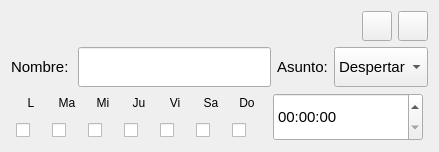
This is GUI/CUERPO/DISENO/itemAlarmaVista_dise.ui in ronihdzz/IoT_domotica as Qt 5 draws it before an edit. The edited form follows.
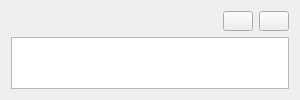
This is the edited form. Icons and pictures are not drawn.

Commit message: Una vez lograda una mejor organizacion de la comunicacion entre la 'rasberry' el 'esp-32' y el 'arduino nano', prosegui a organizar de mejor manera la inerfaz grafica para ir agregando la seccion de alarmas, por ultimo prosegui agregar una seccion mas en la GUI, la cual permite al usaruio tener control absoluto del 'foco' y el 'ventilaor' ignorando la automatizacion, es decir agrege una seccion a mi GUI que permite elegir al usuario como quiere que se comporte la aplicacion, si de forma manual o automatica.

Diff of the .ui file:
```diff
--- a/GUI/CUERPO/DISENO/itemAlarmaVista_dise.ui
+++ b/GUI/CUERPO/DISENO/itemAlarmaVista_dise.ui
@@ -6,14 +6,14 @@
    <rect>
     <x>0</x>
     <y>0</y>
-    <width>439</width>
-    <height>152</height>
+    <width>300</width>
+    <height>100</height>
    </rect>
   </property>
   <property name="minimumSize">
    <size>
-    <width>336</width>
-    <height>141</height>
+    <width>300</width>
+    <height>100</height>
    </size>
   </property>
   <property name="maximumSize">
@@ -25,7 +25,7 @@
   <property name="windowTitle">
    <string>Form</string>
   </property>
-  <layout class="QVBoxLayout" name="verticalLayout_8">
+  <layout class="QVBoxLayout" name="verticalLayout">
    <item>
     <layout class="QHBoxLayout" name="horizontalLayout_2">
      <item>
@@ -100,575 +100,7 @@
     </layout>
    </item>
    <item>
-    <layout class="QHBoxLayout" name="layoutHor_2">
-     <item>
-      <widget class="QLabel" name="bel_secNombre">
-       <property name="minimumSize">
-        <size>
-         <width>61</width>
-         <height>31</height>
-        </size>
-       </property>
-       <property name="maximumSize">
-        <size>
-         <width>65</width>
-         <height>35</height>
-        </size>
-       </property>
-       <property name="font">
-        <font>
-         <pointsize>11</pointsize>
-        </font>
-       </property>
-       <property name="text">
-        <string>Nombre:</string>
-       </property>
-      </widget>
-     </item>
-     <item>
-      <widget class="QLineEdit" name="lineEdit_nombre">
-       <property name="minimumSize">
-        <size>
-         <width>70</width>
-         <height>40</height>
-        </size>
-       </property>
-       <property name="font">
-        <font>
-         <pointsize>12</pointsize>
-        </font>
-       </property>
-      </widget>
-     </item>
-     <item>
-      <widget class="QLabel" name="bel_secAsunto">
-       <property name="minimumSize">
-        <size>
-         <width>51</width>
-         <height>31</height>
-        </size>
-       </property>
-       <property name="maximumSize">
-        <size>
-         <width>55</width>
-         <height>35</height>
-        </size>
-       </property>
-       <property name="font">
-        <font>
-         <pointsize>11</pointsize>
-        </font>
-       </property>
-       <property name="text">
-        <string>Asunto:</string>
-       </property>
-      </widget>
-     </item>
-     <item>
-      <widget class="QComboBox" name="comBox_asunto">
-       <property name="minimumSize">
-        <size>
-         <width>91</width>
-         <height>31</height>
-        </size>
-       </property>
-       <property name="maximumSize">
-        <size>
-         <width>100</width>
-         <height>40</height>
-        </size>
-       </property>
-       <property name="font">
-        <font>
-         <pointsize>11</pointsize>
-        </font>
-       </property>
-       <item>
-        <property name="text">
-         <string>Despertar</string>
-        </property>
-       </item>
-       <item>
-        <property name="text">
-         <string>Dormir</string>
-        </property>
-       </item>
-       <item>
-        <property name="text">
-         <string>Deberes</string>
-        </property>
-       </item>
-       <item>
-        <property name="text">
-         <string>Otro</string>
-        </property>
-       </item>
-      </widget>
-     </item>
-    </layout>
-   </item>
-   <item>
-    <layout class="QHBoxLayout" name="layoutHor_3">
-     <item>
-      <layout class="QHBoxLayout" name="horizontalLayout">
-       <item>
-        <layout class="QVBoxLayout" name="verticalLayout">
-         <item>
-          <widget class="QLabel" name="bel_1">
-           <property name="minimumSize">
-            <size>
-             <width>25</width>
-             <height>15</height>
-            </size>
-           </property>
-           <property name="maximumSize">
-            <size>
-             <width>30</width>
-             <height>20</height>
-            </size>
-           </property>
-           <property name="font">
-            <font>
-             <pointsize>9</pointsize>
-            </font>
-           </property>
-           <property name="text">
-            <string>L</string>
-           </property>
-           <property name="alignment">
-            <set>Qt::AlignCenter</set>
-           </property>
-          </widget>
-         </item>
-         <item>
-          <widget class="QCheckBox" name="cB_1">
-           <property name="minimumSize">
-            <size>
-             <width>20</width>
-             <height>20</height>
-            </size>
-           </property>
-           <property name="maximumSize">
-            <size>
-             <width>30</width>
-             <height>30</height>
-            </size>
-           </property>
-           <property name="text">
-            <string/>
-           </property>
-           <property name="shortcut">
-            <string>Backspace, Backspace</string>
-           </property>
-           <property name="checked">
-            <bool>false</bool>
-           </property>
-           <property name="autoRepeat">
-            <bool>false</bool>
-           </property>
-           <property name="tristate">
-            <bool>false</bool>
-           </property>
-          </widget>
-         </item>
-        </layout>
-       </item>
-       <item>
-        <layout class="QVBoxLayout" name="verticalLayout_3">
-         <item>
-          <widget class="QLabel" name="bel_2">
-           <property name="minimumSize">
-            <size>
-             <width>25</width>
-             <height>15</height>
-            </size>
-           </property>
-           <property name="maximumSize">
-            <size>
-             <width>30</width>
-             <height>20</height>
-            </size>
-           </property>
-           <property name="font">
-            <font>
-             <pointsize>9</pointsize>
-            </font>
-           </property>
-           <property name="text">
-            <string>Ma</string>
-           </property>
-           <property name="alignment">
-            <set>Qt::AlignCenter</set>
-           </property>
-          </widget>
-         </item>
-         <item>
-          <widget class="QCheckBox" name="cB_2">
-           <property name="minimumSize">
-            <size>
-             <width>20</width>
-             <height>20</height>
-            </size>
-           </property>
-           <property name="maximumSize">
-            <size>
-             <width>30</width>
-             <height>30</height>
-            </size>
-           </property>
-           <property name="text">
-            <string/>
-           </property>
-           <property name="shortcut">
-            <string>Backspace, Backspace</string>
-           </property>
-           <property name="checked">
-            <bool>false</bool>
-           </property>
-           <property name="autoRepeat">
-            <bool>false</bool>
-           </property>
-           <property name="tristate">
-            <bool>false</bool>
-           </property>
-          </widget>
-         </item>
-        </layout>
-       </item>
-       <item>
-        <layout class="QVBoxLayout" name="verticalLayout_4">
-         <item>
-          <widget class="QLabel" name="bel_3">
-           <property name="minimumSize">
-            <size>
-             <width>25</width>
-             <height>15</height>
-            </size>
-           </property>
-           <property name="maximumSize">
-            <size>
-             <width>30</width>
-             <height>20</height>
-            </size>
-           </property>
-           <property name="font">
-            <font>
-             <pointsize>9</pointsize>
-            </font>
-           </property>
-           <property name="text">
-            <string>Mi</string>
-           </property>
-           <property name="alignment">
-            <set>Qt::AlignCenter</set>
-           </property>
-          </widget>
-         </item>
-         <item>
-          <widget class="QCheckBox" name="cB_3">
-           <property name="minimumSize">
-            <size>
-             <width>20</width>
-             <height>20</height>
-            </size>
-           </property>
-           <property name="maximumSize">
-            <size>
-             <width>30</width>
-             <height>30</height>
-            </size>
-           </property>
-           <property name="text">
-            <string/>
-           </property>
-           <property name="shortcut">
-            <string>Backspace, Backspace</string>
-           </property>
-           <property name="checked">
-            <bool>false</bool>
-           </property>
-           <property name="autoRepeat">
-            <bool>false</bool>
-           </property>
-           <property name="tristate">
-            <bool>false</bool>
-           </property>
-          </widget>
-         </item>
-        </layout>
-       </item>
-       <item>
-        <layout class="QVBoxLayout" name="verticalLayout_6">
-         <item>
-          <widget class="QLabel" name="bel_4">
-           <property name="minimumSize">
-            <size>
-             <width>25</width>
-             <height>15</height>
-            </size>
-           </property>
-           <property name="maximumSize">
-            <size>
-             <width>30</width>
-             <height>20</height>
-            </size>
-           </property>
-           <property name="font">
-            <font>
-             <pointsize>9</pointsize>
-            </font>
-           </property>
-           <property name="text">
-            <string>Ju</string>
-           </property>
-           <property name="alignment">
-            <set>Qt::AlignCenter</set>
-           </property>
-          </widget>
-         </item>
-         <item>
-          <widget class="QCheckBox" name="cB_4">
-           <property name="minimumSize">
-            <size>
-             <width>20</width>
-             <height>20</height>
-            </size>
-           </property>
-           <property name="maximumSize">
-            <size>
-             <width>30</width>
-             <height>30</height>
-            </size>
-           </property>
-           <property name="text">
-            <string/>
-           </property>
-           <property name="shortcut">
-            <string>Backspace, Backspace</string>
-           </property>
-           <property name="checked">
-            <bool>false</bool>
-           </property>
-           <property name="autoRepeat">
-            <bool>false</bool>
-           </property>
-           <property name="tristate">
-            <bool>false</bool>
-           </property>
-          </widget>
-         </item>
-        </layout>
-       </item>
-       <item>
-        <layout class="QVBoxLayout" name="verticalLayout_5">
-         <item>
-          <widget class="QLabel" name="bel_5">
-           <property name="minimumSize">
-            <size>
-             <width>25</width>
-             <height>15</height>
-            </size>
-           </property>
-           <property name="maximumSize">
-            <size>
-             <width>30</width>
-             <height>20</height>
-            </size>
-           </property>
-           <property name="font">
-            <font>
-             <pointsize>9</pointsize>
-            </font>
-           </property>
-           <property name="text">
-            <string>Vi</string>
-           </property>
-           <property name="alignment">
-            <set>Qt::AlignCenter</set>
-           </property>
-          </widget>
-         </item>
-         <item>
-          <widget class="QCheckBox" name="cB_5">
-           <property name="minimumSize">
-            <size>
-             <width>20</width>
-             <height>20</height>
-            </size>
-           </property>
-           <property name="maximumSize">
-            <size>
-             <width>30</width>
-             <height>30</height>
-            </size>
-           </property>
-           <property name="text">
-            <string/>
-           </property>
-           <property name="shortcut">
-            <string>Backspace, Backspace</string>
-           </property>
-           <property name="checked">
-            <bool>false</bool>
-           </property>
-           <property name="autoRepeat">
-            <bool>false</bool>
-           </property>
-           <property name="tristate">
-            <bool>false</bool>
-           </property>
-          </widget>
-         </item>
-        </layout>
-       </item>
-       <item>
-        <layout class="QVBoxLayout" name="verticalLayout_7">
-         <item>
-          <widget class="QLabel" name="bel_6">
-           <property name="minimumSize">
-            <size>
-             <width>25</width>
-             <height>15</height>
-            </size>
-           </property>
-           <property name="maximumSize">
-            <size>
-             <width>30</width>
-             <height>20</height>
-            </size>
-           </property>
-           <property name="font">
-            <font>
-             <pointsize>9</pointsize>
-            </font>
-           </property>
-           <property name="text">
-            <string>Sa</string>
-           </property>
-           <property name="alignment">
-            <set>Qt::AlignCenter</set>
-           </property>
-          </widget>
-         </item>
-         <item>
-          <widget class="QCheckBox" name="cB_6">
-           <property name="minimumSize">
-            <size>
-             <width>20</width>
-             <height>20</height>
-            </size>
-           </property>
-           <property name="maximumSize">
-            <size>
-             <width>30</width>
-             <height>30</height>
-            </size>
-           </property>
-           <property name="text">
-            <string/>
-           </property>
-           <property name="shortcut">
-            <string>Backspace, Backspace</string>
-           </property>
-           <property name="checked">
-            <bool>false</bool>
-           </property>
-           <property name="autoRepeat">
-            <bool>false</bool>
-           </property>
-           <property name="tristate">
-            <bool>false</bool>
-           </property>
-          </widget>
-         </item>
-        </layout>
-       </item>
-       <item>
-        <layout class="QVBoxLayout" name="verticalLayout_2">
-         <item>
-          <widget class="QLabel" name="bel_7">
-           <property name="minimumSize">
-            <size>
-             <width>25</width>
-             <height>15</height>
-            </size>
-           </property>
-           <property name="maximumSize">
-            <size>
-             <width>30</width>
-             <height>20</height>
-            </size>
-           </property>
-           <property name="font">
-            <font>
-             <pointsize>9</pointsize>
-            </font>
-           </property>
-           <property name="text">
-            <string>Do</string>
-           </property>
-           <property name="alignment">
-            <set>Qt::AlignCenter</set>
-           </property>
-          </widget>
-         </item>
-         <item>
-          <widget class="QCheckBox" name="cB_7">
-           <property name="minimumSize">
-            <size>
-             <width>20</width>
-             <height>20</height>
-            </size>
-           </property>
-           <property name="maximumSize">
-            <size>
-             <width>30</width>
-             <height>30</height>
-            </size>
-           </property>
-           <property name="text">
-            <string/>
-           </property>
-           <property name="shortcut">
-            <string>Backspace, Backspace</string>
-           </property>
-           <property name="checked">
-            <bool>false</bool>
-           </property>
-           <property name="autoRepeat">
-            <bool>false</bool>
-           </property>
-           <property name="tristate">
-            <bool>false</bool>
-           </property>
-          </widget>
-         </item>
-        </layout>
-       </item>
-      </layout>
-     </item>
-     <item>
-      <widget class="QTimeEdit" name="timeEdit_hora">
-       <property name="minimumSize">
-        <size>
-         <width>110</width>
-         <height>40</height>
-        </size>
-       </property>
-       <property name="maximumSize">
-        <size>
-         <width>150</width>
-         <height>50</height>
-        </size>
-       </property>
-       <property name="font">
-        <font>
-         <pointsize>11</pointsize>
-        </font>
-       </property>
-      </widget>
-     </item>
-    </layout>
+    <widget class="QTextEdit" name="textEdit_alarma"/>
    </item>
   </layout>
  </widget>
```
The commit also changes 36 other files.
